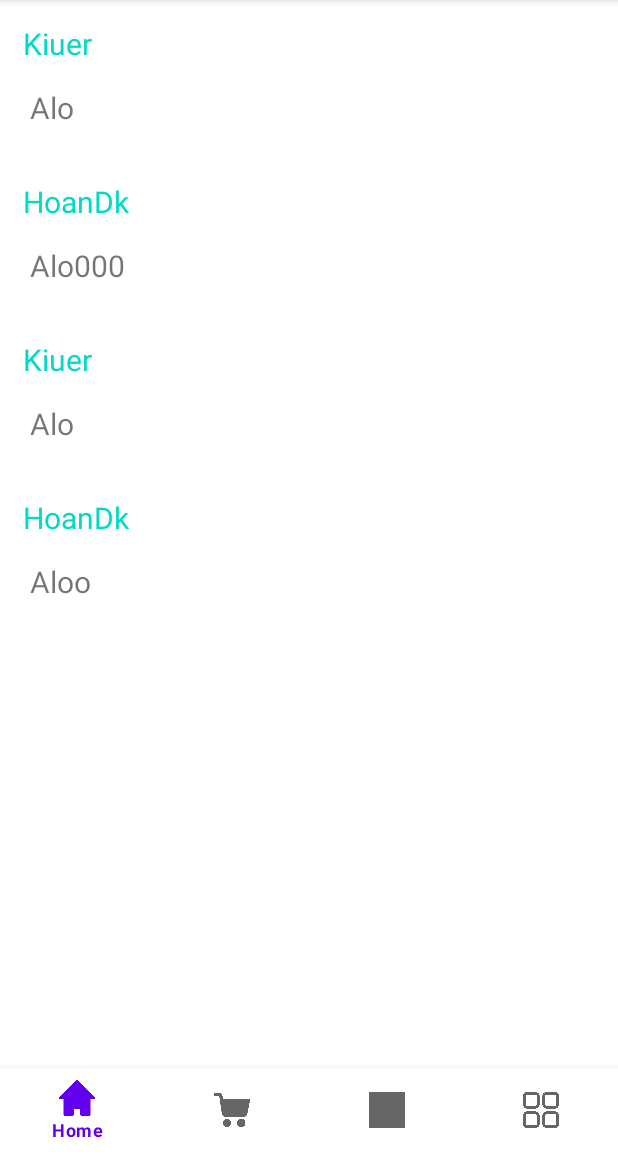
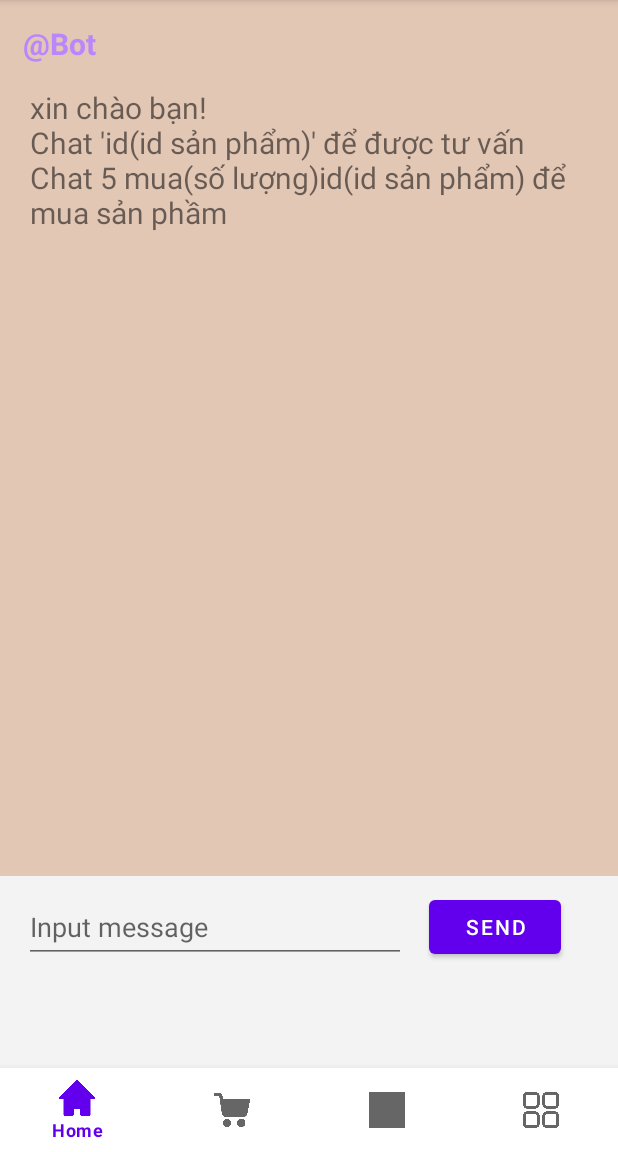
Before and after one commit to hoandk20/ShopOnline, an Android app: the fragment NotificationFragment placed in its activity, on a phone screen of 412 x 824 dp, the part 84-1236 px from its top. Run offline under Robolectric (Android 15) with nearby library versions, the phone set to English and light mode, and no system bars; our stand-ins replace Room's generated code; 4 statements that could not run were skipped.

Commit message:
commit chat

```diff
--- a/app/src/main/java/com/example/shoponline/Model/Chat.java
+++ b/app/src/main/java/com/example/shoponline/Model/Chat.java
@@ -3,6 +3,9 @@ package com.example.shoponline.Model;
 public class Chat {
     private String senderId;
     private String content;
+
+    public Chat() {
+    }
 
     public Chat(String senderId, String content) {
         this.senderId = senderId;
--- a/app/src/main/java/com/example/shoponline/View/Fragment/Adapter/ListChatAdapter.java
+++ b/app/src/main/java/com/example/shoponline/View/Fragment/Adapter/ListChatAdapter.java
@@ -9,6 +9,7 @@ import android.widget.TextView;
 import androidx.annotation.NonNull;
 import androidx.recyclerview.widget.RecyclerView;
 
+import com.example.shoponline.Model.Cart;
 import com.example.shoponline.Model.Chat;
 import com.example.shoponline.R;
 
@@ -22,6 +23,10 @@ public class ListChatAdapter extends RecyclerView.Adapter<ListChatAdapter.MyView
     public ListChatAdapter(Context context, ArrayList<Chat> list) {
         this.context = context;
         this.list = list;
+    }
+    public void updateData(ArrayList<Chat> list) {
+        this.list = list;
+        notifyDataSetChanged();
     }
 
     @NonNull
--- a/app/src/main/java/com/example/shoponline/View/Fragment/MenuFragment.java
+++ b/app/src/main/java/com/example/shoponline/View/Fragment/MenuFragment.java
@@ -113,7 +113,6 @@ public class MenuFragment extends Fragment {
         texteditLocation = view.findViewById(R.id.texteditLocation);
         imageView = view.findViewById(R.id.imageViewProfile);
         SharedPreferences sharedPreferences = getActivity().getSharedPreferences("User", Context.MODE_PRIVATE);
-
         textUserName.setText(sharedPreferences.getString("Username",""));
         textPhone.setText(sharedPreferences.getString("Phone",""));
         textAddress.setText(sharedPreferences.getString("Address",""));
--- a/app/src/main/java/com/example/shoponline/View/Fragment/NotificationFragment.java
+++ b/app/src/main/java/com/example/shoponline/View/Fragment/NotificationFragment.java
@@ -1,5 +1,9 @@
 package com.example.shoponline.View.Fragment;
 
+import static androidx.core.content.ContextCompat.getSystemService;
+
+import android.content.Context;
+import android.content.SharedPreferences;
 import android.os.Bundle;
 
 import androidx.annotation.NonNull;
@@ -11,7 +15,12 @@ import android.os.Message;
 import android.view.LayoutInflater;
 import android.view.View;
 import android.view.ViewGroup;
+import android.view.WindowManager;
+import android.view.inputmethod.InputMethodManager;
+import android.widget.Button;
+import android.widget.EditText;
 
+import com.example.shoponline.Controller.ChatController;
 import com.example.shoponline.Model.Chat;
 import com.example.shoponline.R;
 import com.example.shoponline.View.Fragment.Adapter.ListChatAdapter;
@@ -23,6 +32,8 @@ public class NotificationFragment extends Fragment {
     ArrayList<Chat> listChat = new ArrayList<>();
     RecyclerView rvListChat;
     ListChatAdapter listChatAdapter;
+    Button send;
+    EditText etSend;
 
 
     public NotificationFragment() {
@@ -37,22 +48,59 @@ public class NotificationFragment extends Fragment {
                              Bundle savedInstanceState) {
         return inflater.inflate(R.layout.fragment_notification, container, false);
     }
+
     @Override
     public void onViewCreated(@NonNull View view, @Nullable Bundle savedInstanceState) {
         super.onViewCreated(view, savedInstanceState);
         rvListChat = view.findViewById(R.id.rvListChat);
+        send = view.findViewById(R.id.buttonSend);
+        etSend = view.findViewById(R.id.etSendMessage);
 
         initAction();
-
         listChatAdapter = new ListChatAdapter(getContext(), listChat);
         rvListChat.setAdapter(listChatAdapter);
 
+        send.setOnClickListener(new View.OnClickListener() {
+            @Override
+            public void onClick(View view) {
+                String text = etSend.getText().toString();
+                AddMessageSender(text);
+                final InputMethodManager imm = (InputMethodManager) getActivity().getSystemService(Context.INPUT_METHOD_SERVICE);
+                imm.hideSoftInputFromWindow(getView().getWindowToken(), 0);
+                AddMessageBot(text);
+                etSend.setText("");
+                rvListChat.scrollToPosition(listChat.size() - 1);
+            }
+        });
+
     }
 
-    void loadData(){
-        listChat.add(new Chat("Kiuer", "Alo"));
-        listChat.add(new Chat("HoanDk", "Alo000"));
-        listChat.add(new Chat("Kiuer", "Alo"));
-        listChat.add(new Chat("HoanDk", "Aloo"));
+    void AddMessageSender(String text) {
+        SharedPreferences sharedPreferences = getActivity().getSharedPreferences("User", Context.MODE_PRIVATE);
+        String username = sharedPreferences.getString("Username", "");
+        Chat c = new Chat();
+        c.setContent(text);
+        c.setSenderId("@" + username);
+        listChat.add(c);
+        listChatAdapter.updateData(listChat);
     }
+
+    Thread thread;
+
+    public void AddMessageBot(String text) {
+
+        ChatController chatController = new ChatController();
+        Chat c = chatController.GetBotMessage(text);
+        listChat.add(c);
+        listChatAdapter.updateData(listChat);
+
+    }
+
+    void loadData() {
+        listChat.add(new Chat("@Bot", "xin chào bạn!\nChat 'id(id sản phẩm)' để được tư vấn\n" +
+                "Chat 5 mua(số lượng)id(id sản phẩm) để mua sản phầm"));
+
+    }
+
+
 }
--- a/app/src/main/res/layout/fragment_notification.xml
+++ b/app/src/main/res/layout/fragment_notification.xml
@@ -1,15 +1,50 @@
 <?xml version="1.0" encoding="utf-8"?>
-<FrameLayout xmlns:android="http://schemas.android.com/apk/res/android"
+<androidx.constraintlayout.widget.ConstraintLayout xmlns:android="http://schemas.android.com/apk/res/android"
+    xmlns:app="http://schemas.android.com/apk/res-auto"
     xmlns:tools="http://schemas.android.com/tools"
+    android:id="@+id/frameLayout2"
     android:layout_width="match_parent"
     android:layout_height="match_parent"
-    xmlns:app="http://schemas.android.com/apk/res-auto"
+    android:background="#F3F3F3"
     tools:context=".View.Fragment.NotificationFragment">
+
+    <Button
+        android:id="@+id/buttonSend"
+        android:layout_width="wrap_content"
+        android:layout_height="wrap_content"
+        android:layout_marginEnd="38dp"
+        android:layout_marginBottom="70dp"
+        android:text="Send"
+        app:layout_constraintBottom_toBottomOf="parent"
+        app:layout_constraintEnd_toEndOf="parent"
+        app:layout_constraintStart_toEndOf="@+id/etSendMessage"
+        app:layout_constraintTop_toBottomOf="@+id/rvListChat" />
+
+    <EditText
+        android:id="@+id/etSendMessage"
+        android:layout_width="0dp"
+        android:layout_height="0dp"
+        android:layout_marginStart="16dp"
+        android:layout_marginEnd="15dp"
+        android:ems="10"
+        android:hint="Input message"
+        android:inputType="textPersonName"
+        app:layout_constraintBottom_toBottomOf="@+id/buttonSend"
+        app:layout_constraintEnd_toStartOf="@+id/buttonSend"
+        app:layout_constraintStart_toStartOf="parent"
+        app:layout_constraintTop_toTopOf="@+id/buttonSend" />
 
     <androidx.recyclerview.widget.RecyclerView
         android:id="@+id/rvListChat"
-        android:layout_width="match_parent"
-        android:layout_height="wrap_content"
+        android:layout_width="0dp"
+        android:layout_height="0dp"
+        android:layout_marginBottom="10dp"
+        android:background="#E3C7B5"
         app:layoutManager="androidx.recyclerview.widget.LinearLayoutManager"
+        app:layout_constraintBottom_toTopOf="@+id/buttonSend"
+        app:layout_constraintEnd_toEndOf="parent"
+        app:layout_constraintStart_toStartOf="parent"
+        app:layout_constraintTop_toTopOf="parent"
         tools:listitem="@layout/item_chat"></androidx.recyclerview.widget.RecyclerView>
-</FrameLayout>
+
+</androidx.constraintlayout.widget.ConstraintLayout>
--- a/app/src/main/res/layout/item_chat.xml
+++ b/app/src/main/res/layout/item_chat.xml
@@ -10,23 +10,24 @@
         android:layout_height="wrap_content"
         android:layout_margin="10sp"
         android:orientation="vertical">
+
         <TextView
             android:id="@+id/tvSenderId"
-            android:layout_margin="5dp"
             android:layout_width="match_parent"
             android:layout_height="wrap_content"
+            android:layout_margin="5dp"
+            android:text="Sender"
+            android:textColor="@color/purple_200"
             android:textSize="20dp"
-            android:textColor="@color/teal_200"
-            android:text="Sender"
-            />
+            android:textStyle="bold" />
+
         <TextView
             android:id="@+id/tvContent"
-            android:textSize="20dp"
-            android:layout_margin="10dp"
             android:layout_width="match_parent"
             android:layout_height="wrap_content"
+            android:layout_margin="10dp"
             android:text="Content"
-            />
+            android:textSize="20dp" />
     </LinearLayout>
 
 </LinearLayout>
```
Also changed, not shown: app/src/main/java/com/example/shoponline/Controller/ChatController.java (added, +71 -0 lines), app/src/main/java/com/example/shoponline/Controller/ProductController.java (+12 -0 lines), app/src/main/java/com/example/shoponline/Model/Description.java (added, +30 -0 lines).
